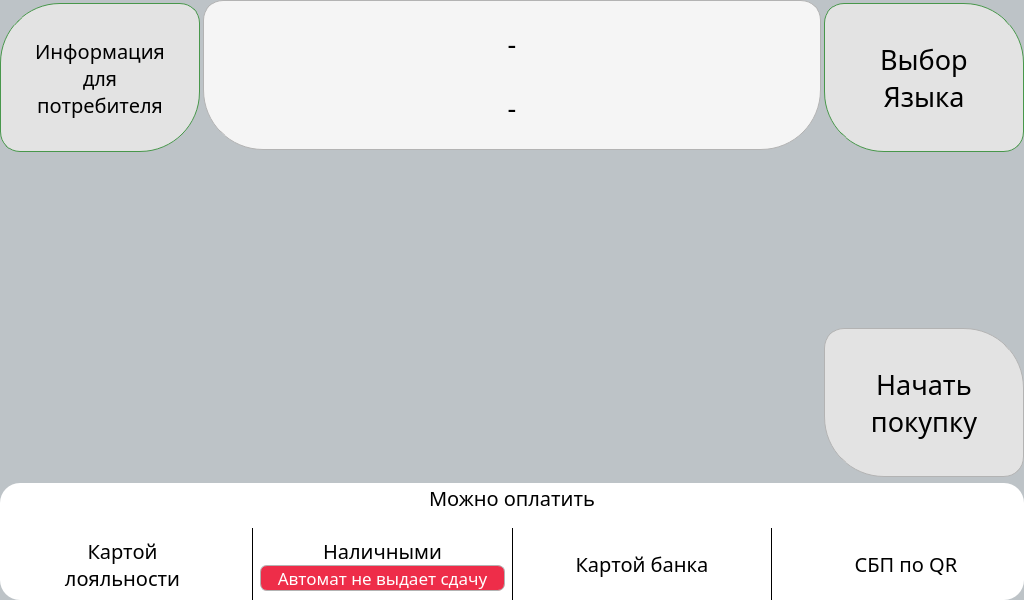
Old version of the form services/gui/resources/ui_interface/waiting_window.ui in the repository dmitriymikryukov/vodobox-pro.
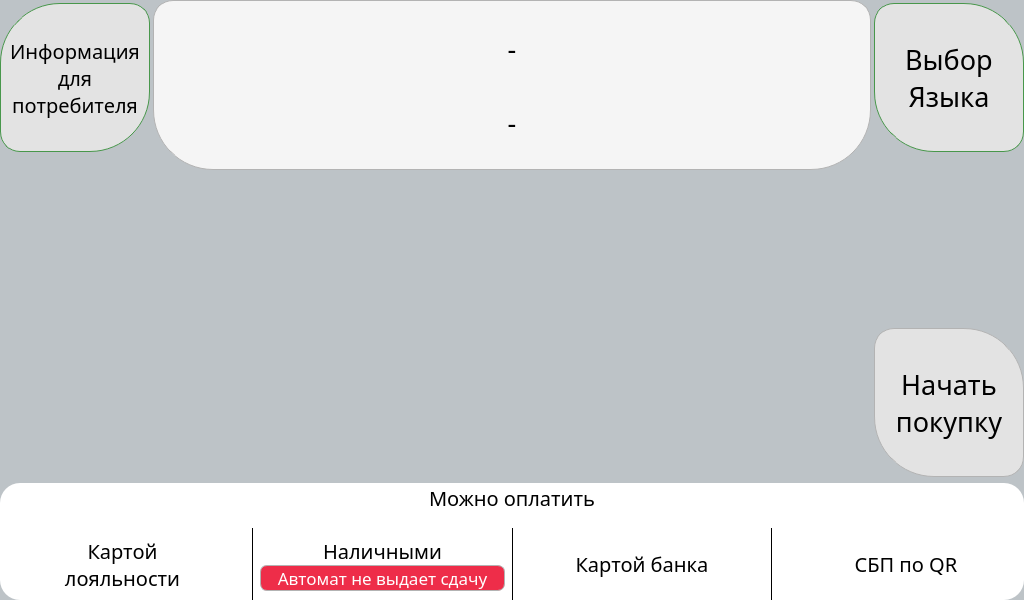
New version of the form.

Commit message: testing wating window

Patch:
```diff
--- a/services/gui/resources/ui_interface/waiting_window.ui
+++ b/services/gui/resources/ui_interface/waiting_window.ui
@@ -507,7 +507,7 @@
           <widget class="QFrame" name="frame_6">
            <property name="minimumSize">
             <size>
-             <width>200</width>
+             <width>150</width>
              <height>0</height>
             </size>
            </property>
@@ -1111,12 +1111,6 @@
                    <height>110</height>
                   </size>
                  </property>
-                 <property name="maximumSize">
-                  <size>
-                   <width>618</width>
-                   <height>150</height>
-                  </size>
-                 </property>
                  <property name="styleSheet">
                   <string notr="true">QFrame#frame_10 {
             color: rgb(0, 0, 0);
@@ -1743,7 +1737,7 @@
           <widget class="QFrame" name="frame_5">
            <property name="minimumSize">
             <size>
-             <width>200</width>
+             <width>150</width>
              <height>0</height>
             </size>
            </property>
```
The commit also changes 1 other file.
